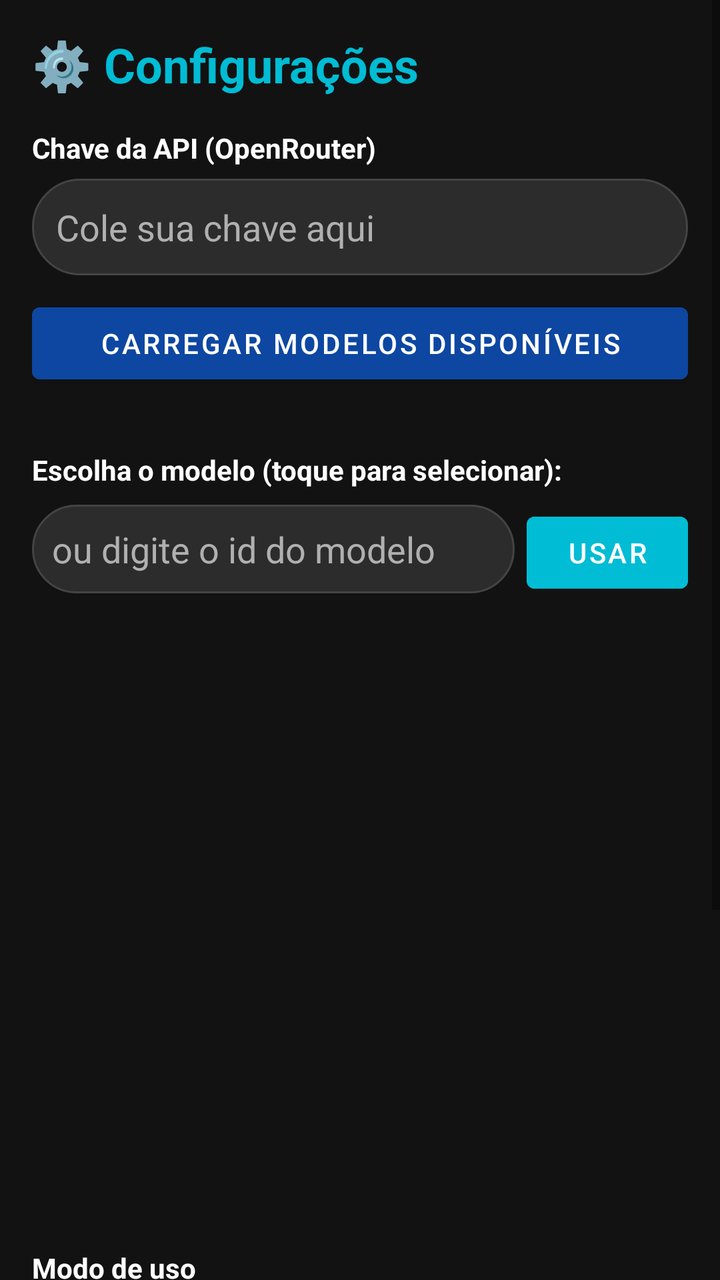
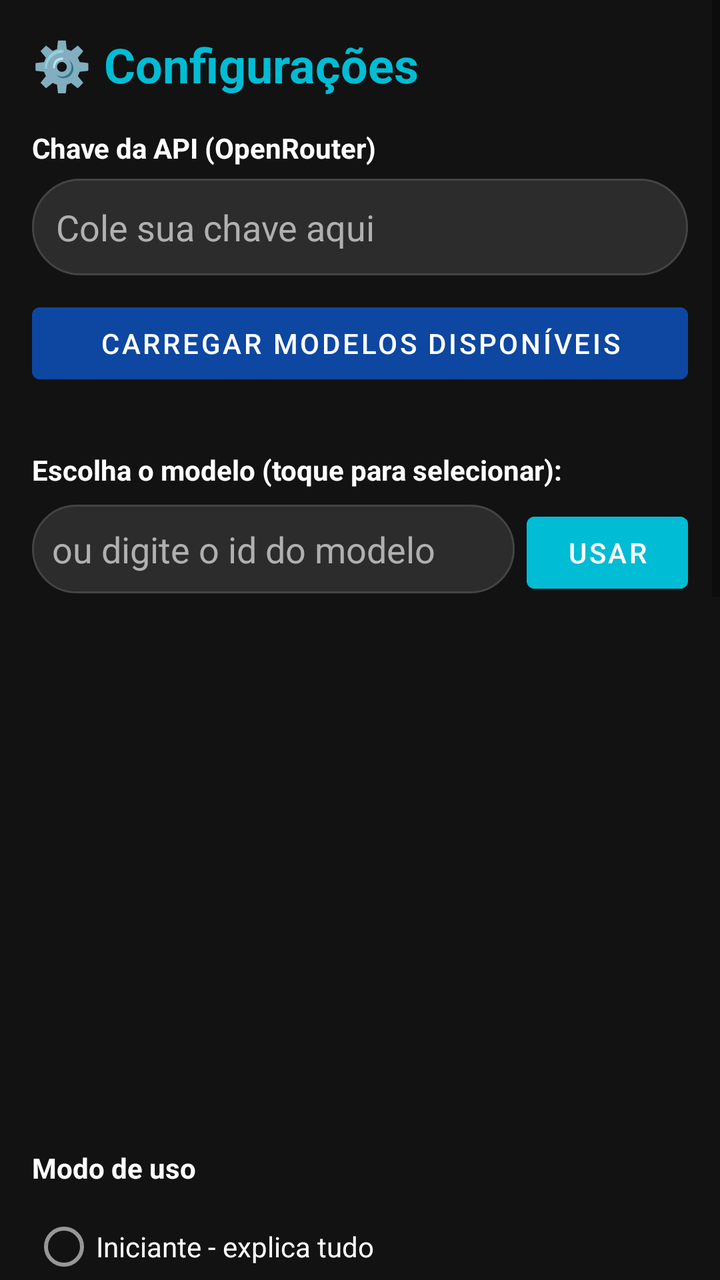

Two renders of the same Android screen: before a commit and after it. Below are the layout's source before the change and the commit's diff.
<!-- AndroidManifest.xml: application theme Theme.VulnForgeAI -->
<!-- res/layout/activity_settings.xml -->
<?xml version="1.0" encoding="utf-8"?>
<ScrollView xmlns:android="http://schemas.android.com/apk/res/android"
    android:layout_width="match_parent"
    android:layout_height="match_parent"
    android:background="@color/background_dark">

    <LinearLayout
        android:layout_width="match_parent"
        android:layout_height="wrap_content"
        android:orientation="vertical"
        android:padding="16dp">

        <TextView
            android:layout_width="wrap_content"
            android:layout_height="wrap_content"
            android:text="⚙️ Configurações"
            android:textColor="@color/secondary"
            android:textSize="24sp"
            android:textStyle="bold"
            android:layout_marginBottom="16dp" />

        <TextView
            android:layout_width="wrap_content"
            android:layout_height="wrap_content"
            android:text="Chave da API (OpenRouter)"
            android:textColor="@color/text_primary"
            android:textStyle="bold" />

        <EditText
            android:id="@+id/settings_api_key"
            android:layout_width="match_parent"
            android:layout_height="wrap_content"
            android:inputType="textPassword"
            android:hint="Cole sua chave aqui"
            android:background="@drawable/input_background"
            android:padding="12dp"
            android:textColor="@color/text_primary"
            android:textColorHint="@color/text_secondary"
            android:layout_marginTop="6dp" />

        <Button
            android:id="@+id/settings_load_models"
            android:layout_width="match_parent"
            android:layout_height="wrap_content"
            android:text="Carregar modelos disponíveis"
            android:backgroundTint="@color/primary"
            android:layout_marginTop="10dp" />

        <TextView
            android:id="@+id/settings_model_status"
            android:layout_width="wrap_content"
            android:layout_height="wrap_content"
            android:text=""
            android:textColor="@color/text_secondary"
            android:textSize="13sp" />

        <TextView
            android:layout_width="wrap_content"
            android:layout_height="wrap_content"
            android:text="Escolha o modelo (toque para selecionar):"
            android:textColor="@color/text_primary"
            android:textStyle="bold"
            android:layout_marginTop="12dp" />

        <LinearLayout
            android:layout_width="match_parent"
            android:layout_height="wrap_content"
            android:orientation="horizontal"
            android:layout_marginTop="8dp">

            <EditText
                android:id="@+id/settings_model_fallback"
                android:layout_width="0dp"
                android:layout_height="wrap_content"
                android:layout_weight="3"
                android:hint="ou digite o id do modelo"
                android:background="@drawable/input_background"
                android:padding="10dp"
                android:textColor="@color/text_primary"
                android:textColorHint="@color/text_secondary" />

            <Button
                android:id="@+id/settings_use_fallback"
                android:layout_width="0dp"
                android:layout_height="wrap_content"
                android:layout_weight="1"
                android:text="Usar"
                android:backgroundTint="@color/secondary"
                android:layout_marginStart="6dp" />

        </LinearLayout>

        <androidx.recyclerview.widget.RecyclerView
            android:id="@+id/settings_model_list"
            android:layout_width="match_parent"
            android:layout_height="300dp"
            android:layout_marginTop="8dp"
            android:scrollbars="vertical" />

        <TextView
            android:layout_width="wrap_content"
            android:layout_height="wrap_content"
            android:text="Modo de uso"
            android:textColor="@color/text_primary"
            android:textStyle="bold"
            android:layout_marginTop="16dp" />

        <RadioGroup
            android:id="@+id/settings_mode_group"
            android:layout_width="match_parent"
            android:layout_height="wrap_content"
            android:orientation="vertical"
            android:layout_marginTop="6dp">

            <RadioButton
                android:id="@+id/settings_mode_iniciante"
                android:layout_width="match_parent"
                android:layout_height="wrap_content"
                android:text="Iniciante - explica tudo com palavras simples"
                android:textColor="@color/text_primary" />

            <RadioButton
                android:id="@+id/settings_mode_intermediario"
                android:layout_width="match_parent"
                android:layout_height="wrap_content"
                android:text="Intermediário - explica de forma rápida"
                android:textColor="@color/text_primary" />

            <RadioButton
                android:id="@+id/settings_mode_profissional"
                android:layout_width="match_parent"
                android:layout_height="wrap_content"
                android:text="Profissional - executa sem ensinar"
                android:textColor="@color/text_primary" />

        </RadioGroup>

        <TextView
            android:id="@+id/settings_status"
            android:layout_width="wrap_content"
            android:layout_height="wrap_content"
            android:text=""
            android:textColor="@color/success_green"
            android:textSize="14sp"
            android:layout_marginTop="8dp" />

        <Button
            android:id="@+id/settings_save"
            android:layout_width="match_parent"
            android:layout_height="wrap_content"
            android:text="Salvar configurações"
            android:backgroundTint="@color/success_green"
            android:layout_marginTop="16dp" />

    </LinearLayout>

</ScrollView>
<!-- resources referenced by this layout -->
<resources>
  <color name="background_dark">#FF121212</color>
  <color name="primary">#FF0D47A1</color>
  <color name="secondary">#FF00BCD4</color>
  <color name="success_green">#FF4CAF50</color>
  <color name="text_primary">#FFFFFFFF</color>
  <color name="text_secondary">#FFB0B0B0</color>
  <!-- drawable input_background (drawable) -->
  <?xml version="1.0" encoding="utf-8"?>
  <shape xmlns:android="http://schemas.android.com/apk/res/android">
      <solid android:color="#FF2C2C2C" />
      <corners android:radius="24dp" />
      <stroke android:color="#FF444444" android:width="1dp" />
  </shape>
  <style name="Theme.VulnForgeAI" parent="Theme.MaterialComponents.DayNight.DarkActionBar">
          <item name="colorPrimary">#FF0D47A1</item>
          <item name="colorPrimaryVariant">#FF002171</item>
          <item name="colorOnPrimary">#FFFFFFFF</item>
          <item name="colorSecondary">#FF00BCD4</item>
          <item name="colorSecondaryVariant">#FF008394</item>
          <item name="colorOnSecondary">#FF000000</item>
          <item name="colorError">#FFD32F2F</item>
          <item name="colorOnError">#FFFFFFFF</item>
          <item name="android:colorBackground">#FF121212</item>
          <item name="colorSurface">#FF1E1E1E</item>
          <item name="colorOnSurface">#FFFFFFFF</item>
          <item name="android:statusBarColor">#FF0D47A1</item>
          <item name="android:windowBackground">#FF121212</item>
      </style>
</resources>

<!-- the commit's change to res/layout/activity_settings.xml (unified diff, before → after) -->
@@ -19,6 +19,7 @@
             android:textStyle="bold"
             android:layout_marginBottom="16dp" />
 
+        
         <TextView
             android:layout_width="wrap_content"
             android:layout_height="wrap_content"
@@ -93,10 +94,11 @@
         <androidx.recyclerview.widget.RecyclerView
             android:id="@+id/settings_model_list"
             android:layout_width="match_parent"
-            android:layout_height="300dp"
+            android:layout_height="250dp"
             android:layout_marginTop="8dp"
             android:scrollbars="vertical" />
 
+        
         <TextView
             android:layout_width="wrap_content"
             android:layout_height="wrap_content"
@@ -116,14 +118,14 @@
                 android:id="@+id/settings_mode_iniciante"
                 android:layout_width="match_parent"
                 android:layout_height="wrap_content"
-                android:text="Iniciante - explica tudo com palavras simples"
+                android:text="Iniciante - explica tudo"
                 android:textColor="@color/text_primary" />
 
             <RadioButton
                 android:id="@+id/settings_mode_intermediario"
                 android:layout_width="match_parent"
                 android:layout_height="wrap_content"
-                android:text="Intermediário - explica de forma rápida"
+                android:text="Intermediário - explica rápido"
                 android:textColor="@color/text_primary" />
 
             <RadioButton
@@ -134,6 +136,108 @@
                 android:textColor="@color/text_primary" />
 
         </RadioGroup>
+
+        
+        <TextView
+            android:layout_width="wrap_content"
+            android:layout_height="wrap_content"
+            android:text="Modo do chat"
+            android:textColor="@color/text_primary"
+            android:textStyle="bold"
+            android:layout_marginTop="12dp" />
+
+        <RadioGroup
+            android:id="@+id/settings_chatmode_group"
+            android:layout_width="match_parent"
+            android:layout_height="wrap_content"
+            android:orientation="vertical"
+            android:layout_marginTop="6dp">
+
+            <RadioButton
+                android:id="@+id/settings_chatmode_auto"
+                android:layout_width="match_parent"
+                android:layout_height="wrap_content"
+                android:text="Automático (detecta pelo texto)"
+                android:textColor="@color/text_primary" />
+
+            <RadioButton
+                android:id="@+id/settings_chatmode_aprendiz"
+                android:layout_width="match_parent"
+                android:layout_height="wrap_content"
+                android:text="Aprendiz"
+                android:textColor="@color/text_primary" />
+
+            <RadioButton
+                android:id="@+id/settings_chatmode_intermediario"
+                android:layout_width="match_parent"
+                android:layout_height="wrap_content"
+                android:text="Intermediário"
+                android:textColor="@color/text_primary" />
+
+            <RadioButton
+                android:id="@+id/settings_chatmode_profissional"
+                android:layout_width="match_parent"
+                android:layout_height="wrap_content"
+                android:text="Profissional"
+                android:textColor="@color/text_primary" />
+
+        </RadioGroup>
+
+        
+        <com.google.android.material.switchmaterial.SwitchMaterial
+            android:id="@+id/settings_confident"
+            android:layout_width="match_parent"
+            android:layout_height="wrap_content"
+            android:text="Modo Confiante (sem confirmações)"
+            android:textColor="@color/text_primary"
+            android:layout_marginTop="8dp" />
+
+        
+        <TextView
+            android:layout_width="wrap_content"
+            android:layout_height="wrap_content"
+            android:text="Uso da memória persistente"
+            android:textColor="@color/text_primary"
+            android:textStyle="bold"
+            android:layout_marginTop="16dp" />
+
+        <EditText
+            android:id="@+id/settings_memory_days"
+            android:layout_width="match_parent"
+            android:layout_height="wrap_content"
+            android:inputType="number"
+            android:hint="Prazo em dias (padrão 30)"
+            android:background="@drawable/input_background"
+            android:padding="12dp"
+            android:textColor="@color/text_primary"
+            android:textColorHint="@color/text_secondary"
+            android:layout_marginTop="4dp" />
+
+        <TextView
+            android:id="@+id/settings_memory_warn"
+            android:layout_width="wrap_content"
+            android:layout_height="wrap_content"
+            android:text="⚠️ Atenção: ao expirar o prazo, todos os dados salvos (progresso e vulnerabilidades) serão perdidos."
+            android:textColor="@color/error_red"
+            android:textSize="13sp"
+            android:layout_marginTop="6dp" />
+
+        <Button
+            android:id="@+id/settings_clear_dossier"
+            android:layout_width="match_parent"
+            android:layout_height="wrap_content"
+            android:text="Limpar Dossiê (memória) agora"
+            android:backgroundTint="@color/error_red"
+            android:layout_marginTop="8dp" />
+
+        
+        <Button
+            android:id="@+id/settings_open_voice"
+            android:layout_width="match_parent"
+            android:layout_height="wrap_content"
+            android:text="🗣️ Escolher voz da narração"
+            android:backgroundTint="@color/primary"
+            android:layout_marginTop="8dp" />
 
         <TextView
             android:id="@+id/settings_status"
<!-- resource entries referenced after the edit -->
@@ -1,6 +1,7 @@
 <!-- resources referenced by this layout -->
 <resources>
   <color name="background_dark">#FF121212</color>
+  <color name="error_red">#FFD32F2F</color>
   <color name="primary">#FF0D47A1</color>
   <color name="secondary">#FF00BCD4</color>
   <color name="success_green">#FF4CAF50</color>
